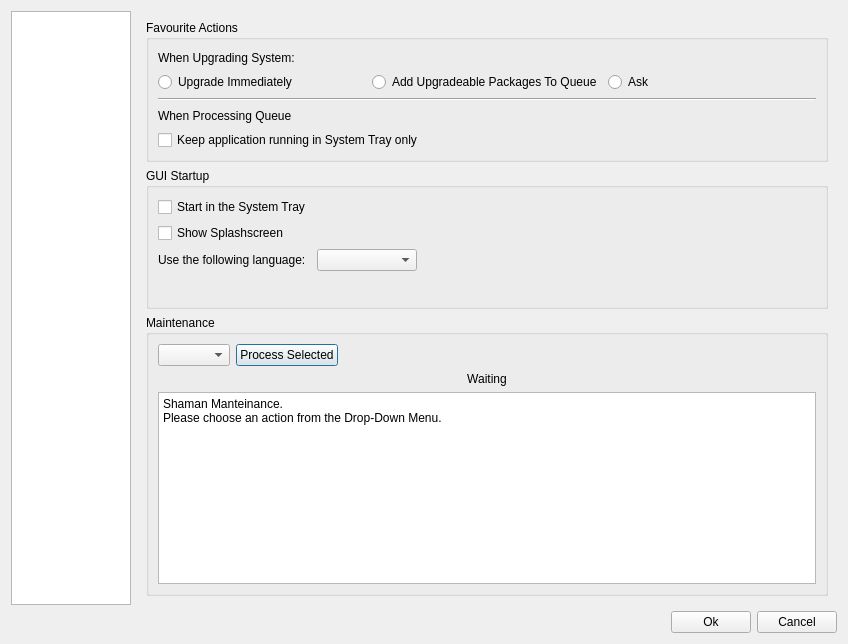
The window that trunk/shaman/ui/configDialog.ui (drf/shaman1) describes before a commit, drawn with Qt 5.
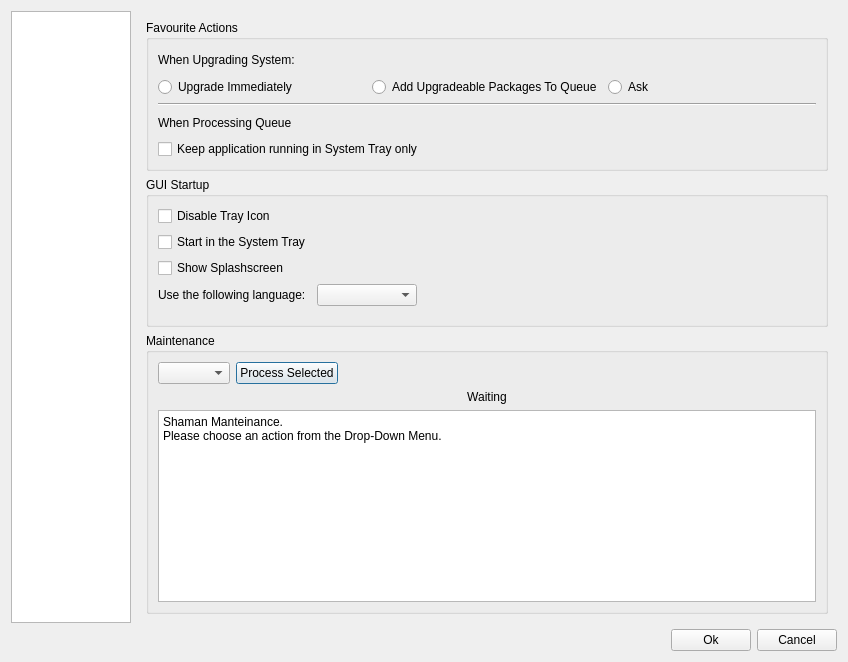
The same window after the commit. Icons and pictures are not drawn.

Commit message: Fixing, once at all, coding style. Implementing possibility for removing tray icon

```diff
--- a/trunk/shaman/ui/configDialog.ui
+++ b/trunk/shaman/ui/configDialog.ui
@@ -6,7 +6,7 @@
     <x>0</x>
     <y>0</y>
     <width>848</width>
-    <height>644</height>
+    <height>662</height>
    </rect>
   </property>
   <property name="windowTitle" >
@@ -144,28 +144,28 @@
           <string>GUI Startup</string>
          </property>
          <layout class="QFormLayout" name="formLayout" >
-          <item row="0" column="0" >
+          <item row="1" column="0" >
            <widget class="QCheckBox" name="startTrayBox" >
             <property name="text" >
              <string>Start in the System Tray</string>
             </property>
            </widget>
           </item>
-          <item row="1" column="0" >
+          <item row="2" column="0" >
            <widget class="QCheckBox" name="splashScreenBox" >
             <property name="text" >
              <string>Show Splashscreen</string>
             </property>
            </widget>
           </item>
-          <item row="2" column="0" >
+          <item row="3" column="0" >
            <widget class="QLabel" name="label_22" >
             <property name="text" >
              <string>Use the following language:</string>
             </property>
            </widget>
           </item>
-          <item row="2" column="1" >
+          <item row="3" column="1" >
            <widget class="QComboBox" name="languageCombo" >
             <property name="maximumSize" >
              <size>
@@ -175,6 +175,13 @@
             </property>
            </widget>
           </item>
+          <item row="0" column="0" >
+           <widget class="QCheckBox" name="disableTray" >
+            <property name="text" >
+             <string>Disable Tray Icon</string>
+            </property>
+           </widget>
+          </item>
          </layout>
         </widget>
        </item>
```
The commit also changes 81 other files.
